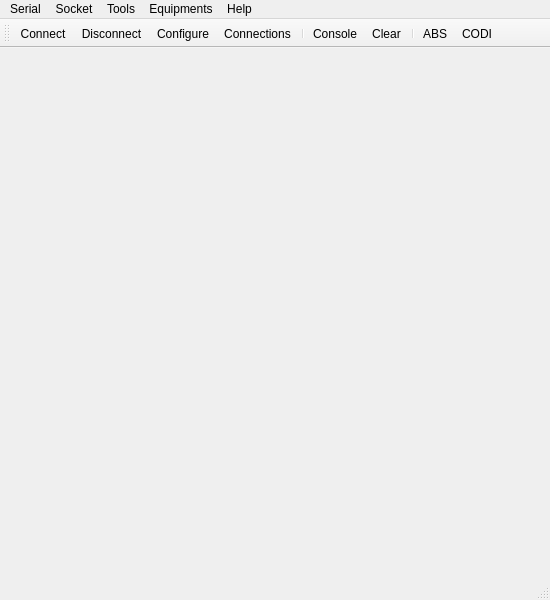
First picture: the form in mainwindow.ui, repository luizpaulorosaabrantes/dtech, before the edit.
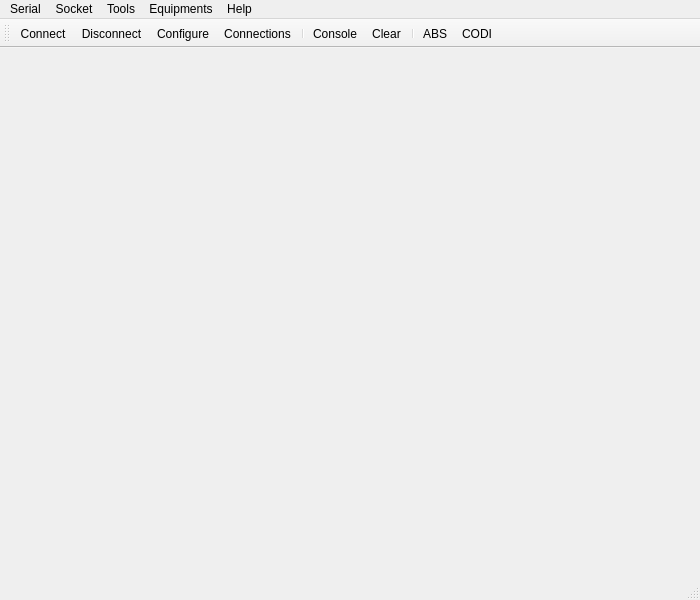
Second picture: the form after the edit. Icons and pictures are not drawn.

```diff
--- a/mainwindow.ui
+++ b/mainwindow.ui
@@ -6,7 +6,7 @@
    <rect>
     <x>0</x>
     <y>0</y>
-    <width>550</width>
+    <width>700</width>
     <height>600</height>
    </rect>
   </property>
@@ -21,8 +21,8 @@
     <rect>
      <x>0</x>
      <y>0</y>
-     <width>550</width>
-     <height>21</height>
+     <width>700</width>
+     <height>19</height>
     </rect>
    </property>
    <widget class="QMenu" name="menuCalls">
```
